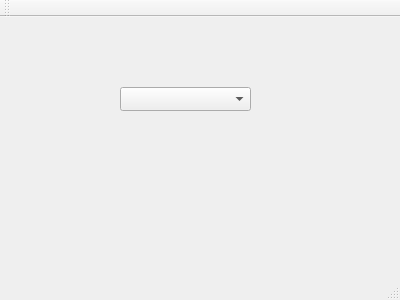
RARUTO21/EDProgra2, file EDCervezas/ventanaprincipal.ui: the form before one commit.
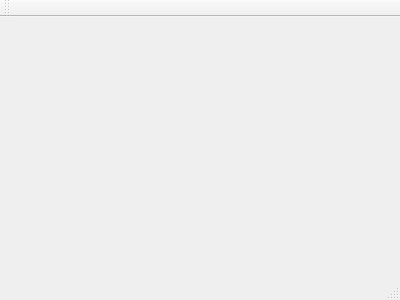
The form after the commit.

What changed in the file:
```diff
--- a/EDCervezas/ventanaprincipal.ui
+++ b/EDCervezas/ventanaprincipal.ui
@@ -13,21 +13,7 @@
   <property name="windowTitle">
    <string>VentanaPrincipal</string>
   </property>
-  <widget class="QWidget" name="centralWidget">
-   <widget class="QComboBox" name="comboBox">
-    <property name="geometry">
-     <rect>
-      <x>120</x>
-      <y>70</y>
-      <width>131</width>
-      <height>24</height>
-     </rect>
-    </property>
-    <property name="currentText">
-     <string/>
-    </property>
-   </widget>
-  </widget>
+  <widget class="QWidget" name="centralWidget"/>
   <widget class="QMenuBar" name="menuBar">
    <property name="geometry">
     <rect>
```
